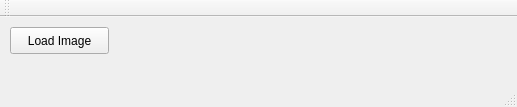
Above: Vectorization/mainwindow.ui from darina2612/Vectorization before the change. Below: the same form after it.
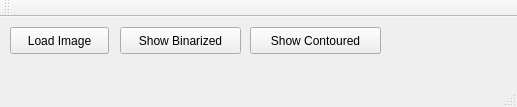
That is the form after the change.

What changed in the file:
```diff
--- a/Vectorization/mainwindow.ui
+++ b/Vectorization/mainwindow.ui
@@ -27,6 +27,32 @@
      <string>Load Image</string>
     </property>
    </widget>
+   <widget class="QPushButton" name="pushButton_2">
+    <property name="geometry">
+     <rect>
+      <x>120</x>
+      <y>10</y>
+      <width>121</width>
+      <height>27</height>
+     </rect>
+    </property>
+    <property name="text">
+     <string>Show Binarized</string>
+    </property>
+   </widget>
+   <widget class="QPushButton" name="pushButton_3">
+    <property name="geometry">
+     <rect>
+      <x>250</x>
+      <y>10</y>
+      <width>131</width>
+      <height>27</height>
+     </rect>
+    </property>
+    <property name="text">
+     <string>Show Contoured</string>
+    </property>
+   </widget>
   </widget>
   <widget class="QMenuBar" name="menuBar">
    <property name="geometry">
```
